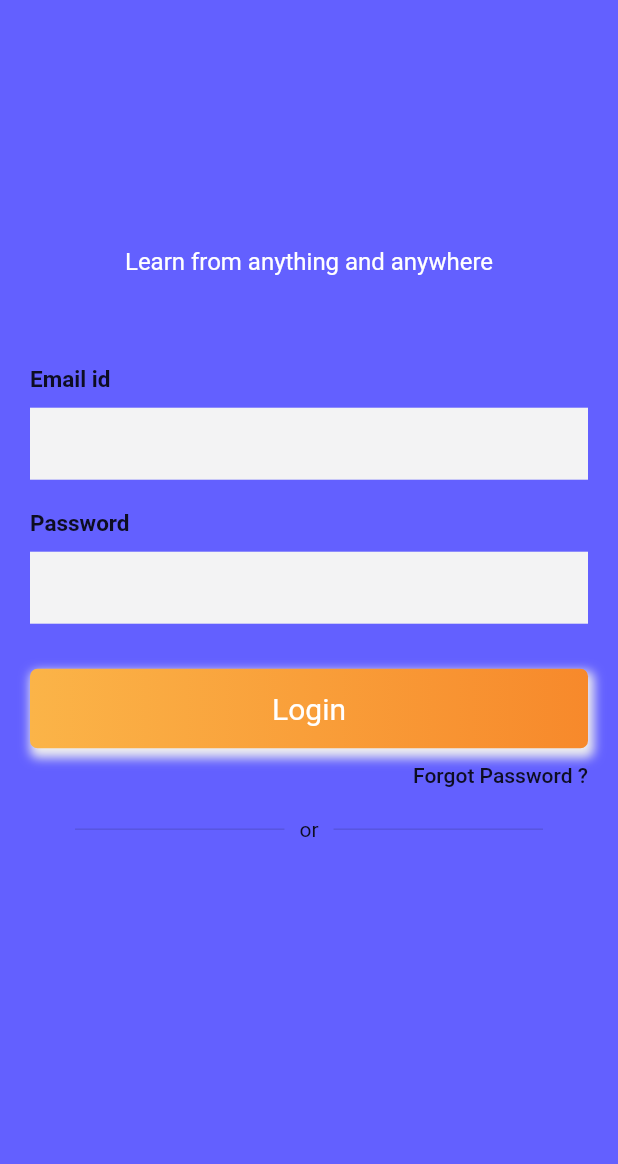
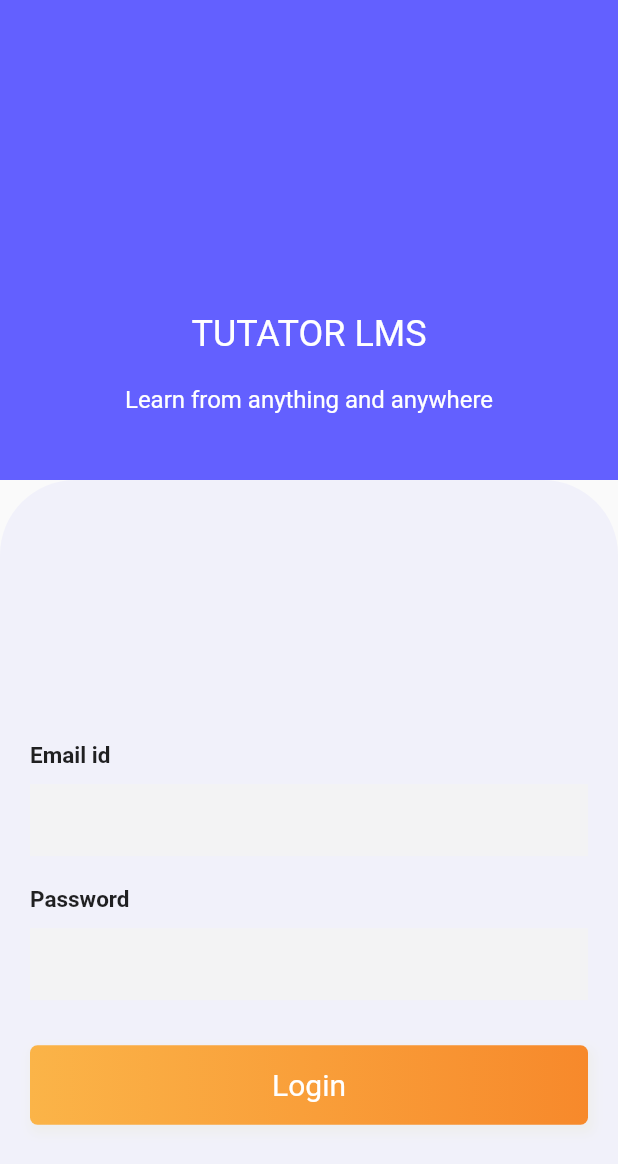
Before and after one commit to GuillermoParedes/flutter-LMS, a Flutter app: the screen it shows after launch, on a phone screen of 412 x 824 dp. Shown: the top 1164 px of the screen. Run offline on Flutter 3.47's test engine with Material 2 defaults, Android fonts, the phone set to English and light mode, and no system bars.

Commit message:
IMP: SignIn Screen

```diff
--- a/lib/modules/signin/presentation/signin_screen.dart
+++ b/lib/modules/signin/presentation/signin_screen.dart
@@ -1,4 +1,3 @@
-
 import 'package:flutter/material.dart';
 import 'package:flutter_lms/shared/style/theme.dart';
 import 'package:flutter_lms/shared/widgets/text_widget.dart';
@@ -13,32 +12,6 @@ class SignInScreen extends StatefulWidget {
 }
 
 class _SignInScreenState extends State<SignInScreen> {
-
-  Widget _title() {
-    return RichText(
-      textAlign: TextAlign.center,
-      text: TextSpan(
-          children: [
-            TextSpan(
-              text: 'TUTATOR LMS',
-              style: TextStyle(color: Color(0xFFffffff), fontSize: 24),
-            ),
-          ]),
-    );
-  }
-
-  Widget _description() {
-    return RichText(
-      textAlign: TextAlign.center,
-      text: TextSpan(
-          children: [
-            TextSpan(
-              text: 'Learn from anything and anywhere',
-              style: TextStyle(color: Color(0xFFffffff), fontSize: 16),
-            ),
-          ]),
-    );
-  }
   Widget _emailPasswordWidget() {
     return Column(
       children: <Widget>[
@@ -47,6 +20,7 @@ class _SignInScreenState extends State<SignInScreen> {
       ],
     );
   }
+
   Widget _entryField(String title, {bool isPassword = false}) {
     return Container(
       margin: EdgeInsets.symmetric(vertical: 10),
@@ -128,47 +102,72 @@ class _SignInScreenState extends State<SignInScreen> {
       ),
     );
   }
+
   @override
   Widget build(BuildContext context) {
     final height = MediaQuery.of(context).size.height;
+    final width = MediaQuery.of(context).size.width;
     return Scaffold(
-      backgroundColor: backgroundColor,
       body: Container(
-          height: height,
-          child: Stack(
+
+      child: Column(
         children: <Widget>[
           Container(
               padding: EdgeInsets.symmetric(horizontal: 20),
-                child: SingleChildScrollView(
+              height: 320,
+              width: width,
+              color: primaryColor,
               child: Column(
                 crossAxisAlignment: CrossAxisAlignment.center,
                 mainAxisAlignment: MainAxisAlignment.center,
                 children: <Widget>[
                   SizedBox(height: height * .2),
-                      // _title(),
-                      TextWidget(label: 'TUTATOR LMS',),
-                      _description(),
-                      SizedBox(height: 50),
+                  TextWidget(label: 'TUTATOR LMS',color: Colors.white, size: 24,),
+                  SizedBox(height: 20),
+                  TextWidget(label: 'Learn from anything and anywhere',color: Colors.white, ),
+                ],
+              )),
+          Container(
+            width: width,
+            height: height - 320,
+            padding: EdgeInsets.symmetric(horizontal: 20),
+            decoration: BoxDecoration(
+              borderRadius: BorderRadius.only(
+                  topLeft: Radius.circular(50),
+                  topRight: Radius.circular(50)),
+              color: base2LightColor,
+            ),
+            child: Column(
+              children: <Widget>[
+                SizedBox(height: height * .2),
                 _emailPasswordWidget(),
                 SizedBox(height: 20),
                 _submitButton(),
-                      Container(
-                        padding: EdgeInsets.symmetric(vertical: 10),
-                        alignment: Alignment.centerRight,
-                        child: Text('Forgot Password ?',
-                            style: TextStyle(
-                                fontSize: 14, fontWeight: FontWeight.w500)),
-                      ),
-                      _divider(),
-
-                      SizedBox(height: height * .055),
-
               ],
             ),
-                ),
-              ),
+          )
+
         ],
       ),
     ));
   }
 }
+
+class MyClipper extends CustomClipper<Path>{
+  @override
+  Path getClip(Size size) {
+
+    var path = Path();
+    path.lineTo(0, size.height - 50);
+    var controllPoint = Offset(50, size.height);
+    var endPoint = Offset(size.width / 2, size.height);
+    path.quadraticBezierTo(controllPoint.dx, controllPoint.dy, endPoint.dx, endPoint.dy);
+    return path;
+  }
+
+  @override
+  bool shouldReclip(covariant CustomClipper<Path> oldClipper) {
+    return true;
+  }
+
+}
--- a/lib/shared/widgets/text_widget.dart
+++ b/lib/shared/widgets/text_widget.dart
@@ -1,17 +1,31 @@
 import 'package:flutter/material.dart';
 
 class TextWidget extends StatefulWidget {
+
+  final String label;
+  final Color color;
+  final String position;
+  final double size;
+  TextWidget({Key key, @required this.label, @required this.color, this.position = 'center', this.size = 16}): super(key:key);
+
   @override
   _TextWidgetState createState() => _TextWidgetState();
 }
 
 class _TextWidgetState extends State<TextWidget> {
 
-  String label;
-
   @override
   Widget build(BuildContext context) {
-    return Container();
+    return RichText(
+        text: TextSpan(
+            children: [
+              TextSpan(
+                text: widget.label,
+                style: TextStyle(color: widget.color, fontSize: widget.size),
+              ),
+            ]),
+        textAlign: TextAlign.center,
+      );
   }
 }
 
```
Also changed, not shown: lib/shared/style/theme.dart (+17 -2 lines). Lines whose indentation alone changed are shown as unchanged.
